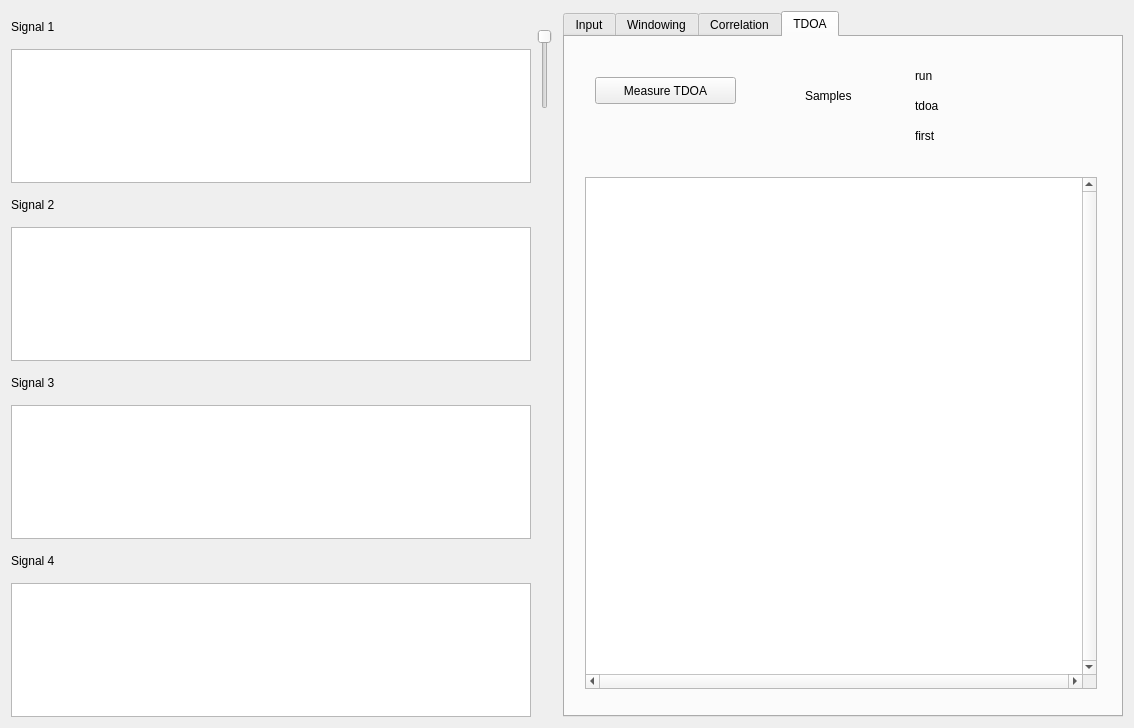
First picture: the form in forms/centralwidget.ui, repository zienek/trakker, before the edit.
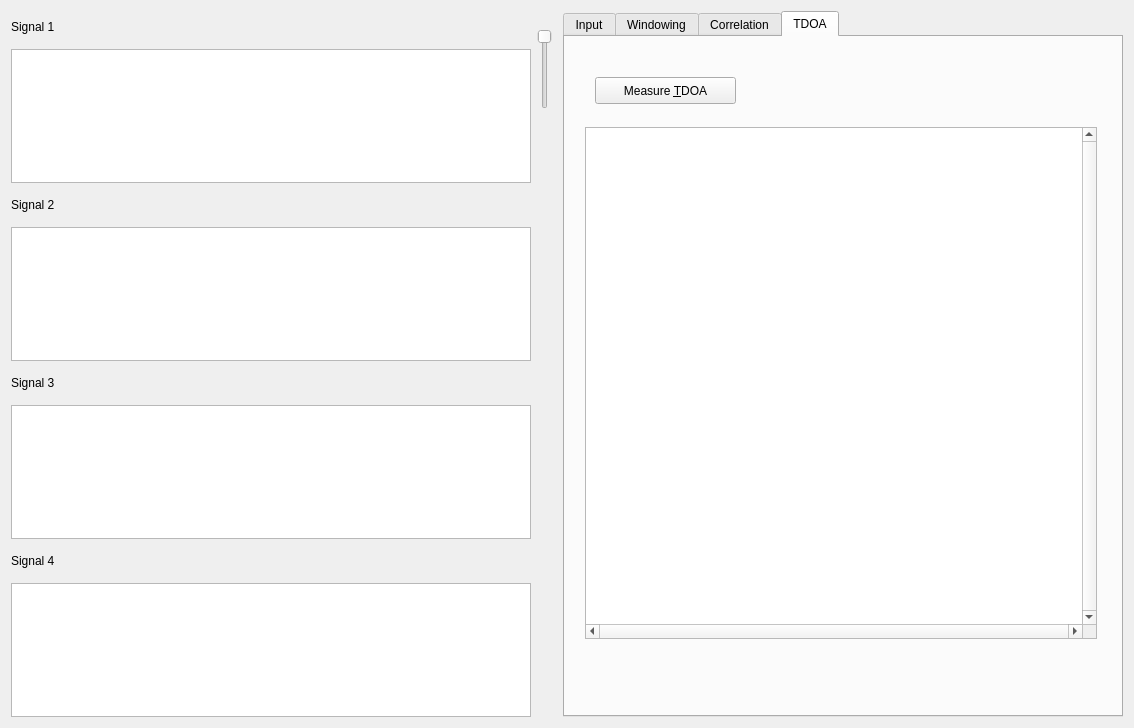
Second picture: the form after the edit. The open tabs and pages were chosen to show the change.

```diff
--- a/forms/centralwidget.ui
+++ b/forms/centralwidget.ui
@@ -1210,66 +1210,14 @@
             </rect>
            </property>
            <property name="text">
-            <string>Measure TDOA</string>
-           </property>
-          </widget>
-          <widget class="QLabel" name="label_10">
-           <property name="geometry">
-            <rect>
-             <x>240</x>
-             <y>50</y>
-             <width>61</width>
-             <height>18</height>
-            </rect>
-           </property>
-           <property name="text">
-            <string>Samples</string>
-           </property>
-          </widget>
-          <widget class="QLabel" name="label_11">
-           <property name="geometry">
-            <rect>
-             <x>350</x>
-             <y>30</y>
-             <width>59</width>
-             <height>18</height>
-            </rect>
-           </property>
-           <property name="text">
-            <string>run</string>
-           </property>
-          </widget>
-          <widget class="QLabel" name="label_12">
-           <property name="geometry">
-            <rect>
-             <x>350</x>
-             <y>60</y>
-             <width>59</width>
-             <height>18</height>
-            </rect>
-           </property>
-           <property name="text">
-            <string>tdoa</string>
-           </property>
-          </widget>
-          <widget class="QLabel" name="label_13">
-           <property name="geometry">
-            <rect>
-             <x>350</x>
-             <y>90</y>
-             <width>59</width>
-             <height>18</height>
-            </rect>
-           </property>
-           <property name="text">
-            <string>first</string>
+            <string>Measure &amp;TDOA</string>
            </property>
           </widget>
           <widget class="QGraphicsView" name="graphicsView">
            <property name="geometry">
             <rect>
              <x>20</x>
-             <y>140</y>
+             <y>90</y>
              <width>512</width>
              <height>512</height>
             </rect>
```
Left out of the diff: 2 changed lines with no effect on the pictures.
